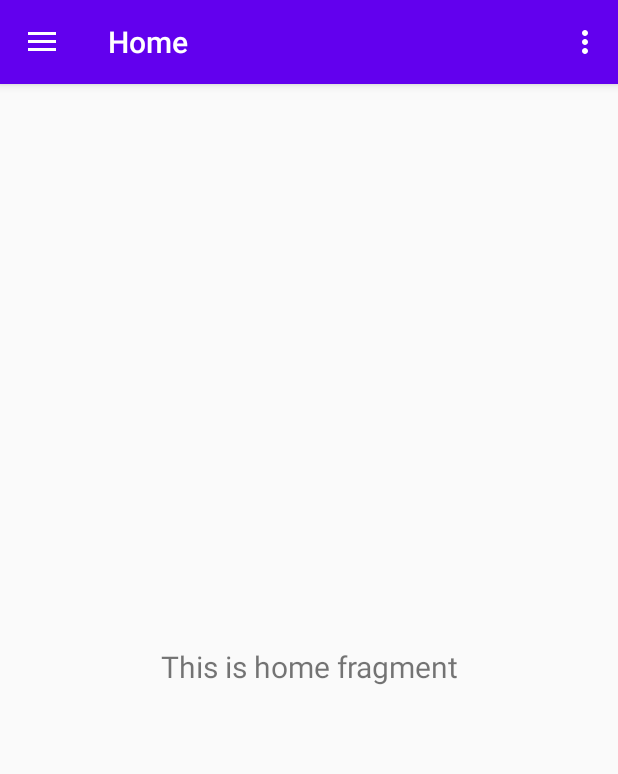
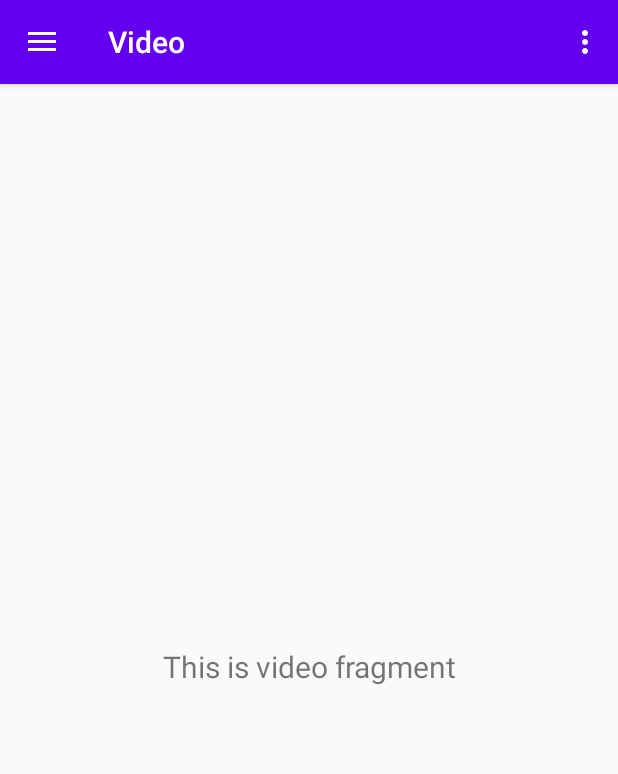
Before and after one commit to jazch08/appAMST5, an Android app: the PrincipalPage screen opened directly, with no data from a screen before it, on a phone screen of 412 x 824 dp. Shown: the top 774 px of the screen. Run offline under Robolectric (Android 15) with nearby library versions, the phone set to English and light mode, and no system bars; our stand-ins replace navigation-ui.

Commit message:
Pestana de video, estructura vacia

```diff
--- a/app/src/main/java/com/example/appamst5/PrincipalPage.java
+++ b/app/src/main/java/com/example/appamst5/PrincipalPage.java
@@ -41,7 +41,7 @@ public class PrincipalPage extends AppCompatActivity {
         // Passing each menu ID as a set of Ids because each
         // menu should be considered as top level destinations.
         mAppBarConfiguration = new AppBarConfiguration.Builder(
-                R.id.nav_home, R.id.nav_gallery, R.id.nav_slideshow)
+                R.id.nav_video, R.id.nav_gallery, R.id.nav_slideshow)
                 .setDrawerLayout(drawer)
                 .build();
         NavController navController = Navigation.findNavController(this, R.id.nav_host_fragment_content_principal_page);
--- a/app/src/main/java/com/example/appamst5/ui/home/HomeFragment.java
+++ b/app/src/main/java/com/example/appamst5/ui/video/VideoFragment.java
@@ -1,4 +1,4 @@
-package com.example.appamst5.ui.home;
+package com.example.appamst5.ui.video;
 
 import android.os.Bundle;
 import android.view.LayoutInflater;
@@ -9,22 +9,22 @@ import android.support.annotation.NonNull;
 import android.support.v4.app.Fragment;
 import android.arch.lifecycle.ViewModelProvider;
 
-import com.example.appamst5.databinding.FragmentHomeBinding;
+import com.example.appamst5.databinding.FragmentVideoBinding;
 
-public class HomeFragment extends Fragment {
+public class VideoFragment extends Fragment {
 
-    private FragmentHomeBinding binding;
+    private FragmentVideoBinding binding;
 
     public View onCreateView(@NonNull LayoutInflater inflater,
                              ViewGroup container, Bundle savedInstanceState) {
-        HomeViewModel homeViewModel =
-                new ViewModelProvider(this, new ViewModelProvider.NewInstanceFactory()).get(HomeViewModel.class);
+        VideoViewModel videoViewModel =
+                new ViewModelProvider(this, new ViewModelProvider.NewInstanceFactory()).get(VideoViewModel.class);
 
-        binding = FragmentHomeBinding.inflate(inflater, container, false);
+        binding = FragmentVideoBinding.inflate(inflater, container, false);
         View root = binding.getRoot();
 
         final TextView textView = binding.textHome;
-        homeViewModel.getText().observe(getViewLifecycleOwner(), textView::setText);
+        videoViewModel.getText().observe(getViewLifecycleOwner(), textView::setText);
         return root;
     }
 
--- a/app/src/main/java/com/example/appamst5/ui/home/HomeViewModel.java
+++ b/app/src/main/java/com/example/appamst5/ui/video/VideoViewModel.java
@@ -1,16 +1,16 @@
-package com.example.appamst5.ui.home;
+package com.example.appamst5.ui.video;
 
 import android.arch.lifecycle.LiveData;
 import android.arch.lifecycle.MutableLiveData;
 import android.arch.lifecycle.ViewModel;
 
-public class HomeViewModel extends ViewModel {
+public class VideoViewModel extends ViewModel {
 
     private final MutableLiveData<String> mText;
 
-    public HomeViewModel() {
+    public VideoViewModel() {
         mText = new MutableLiveData<>();
-        mText.setValue("This is home fragment");
+        mText.setValue("This is video fragment");
     }
 
     public LiveData<String> getText() {
--- a/app/src/main/res/layout/fragment_home.xml
+++ b/app/src/main/res/layout/fragment_video.xml
@@ -4,7 +4,7 @@
     xmlns:tools="http://schemas.android.com/tools"
     android:layout_width="match_parent"
     android:layout_height="match_parent"
-    tools:context=".ui.home.HomeFragment">
+    tools:context=".ui.video.VideoFragment">
 
     <TextView
         android:id="@+id/text_home"
--- a/app/src/main/res/menu/activity_main_drawer.xml
+++ b/app/src/main/res/menu/activity_main_drawer.xml
@@ -5,9 +5,9 @@
 
     <group android:checkableBehavior="single">
         <item
-            android:id="@+id/nav_home"
+            android:id="@+id/nav_video"
             android:icon="@drawable/ic_menu_camera"
-            android:title="@string/menu_home" />
+            android:title="@string/menu_video" />
         <item
             android:id="@+id/nav_gallery"
             android:icon="@drawable/ic_menu_gallery"
--- a/app/src/main/res/navigation/mobile_navigation.xml
+++ b/app/src/main/res/navigation/mobile_navigation.xml
@@ -3,13 +3,13 @@
     xmlns:app="http://schemas.android.com/apk/res-auto"
     xmlns:tools="http://schemas.android.com/tools"
     android:id="@+id/mobile_navigation"
-    app:startDestination="@+id/nav_home">
+    app:startDestination="@+id/nav_video">
 
     <fragment
-        android:id="@+id/nav_home"
-        android:name="com.example.appamst5.ui.home.HomeFragment"
-        android:label="@string/menu_home"
-        tools:layout="@layout/fragment_home" />
+        android:id="@+id/nav_video"
+        android:name="com.example.appamst5.ui.video.VideoFragment"
+        android:label="@string/menu_video"
+        tools:layout="@layout/fragment_video" />
 
     <fragment
         android:id="@+id/nav_gallery"
--- a/app/src/main/res/values/strings.xml
+++ b/app/src/main/res/values/strings.xml
@@ -8,7 +8,7 @@
     <string name="nav_header_desc">Navigation header</string>
     <string name="action_settings">Settings</string>
 
-    <string name="menu_home">Home</string>
+    <string name="menu_video">Video</string>
     <string name="menu_gallery">Gallery</string>
     <string name="menu_slideshow">Slideshow</string>
 </resources>
```
